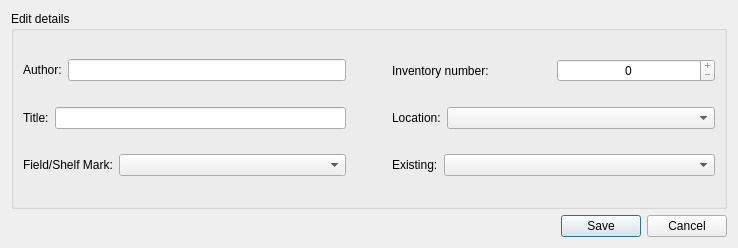
Above: edit.ui from pyphil/schoolLibrarian before the change. Below: the same form after it.
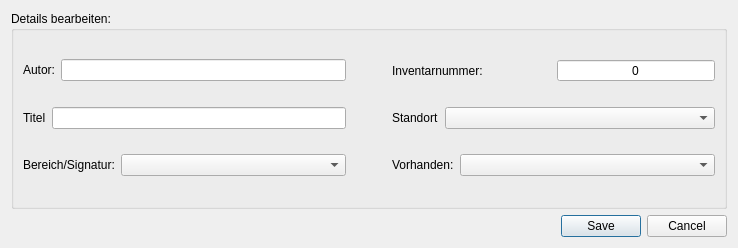
That is the form after the change. Icons and pictures are not drawn.

Commit message: Übersetzung auf Deutsch, Spinbox ohne +-, Menü entfernt

Diff of the .ui file:
```diff
--- a/edit.ui
+++ b/edit.ui
@@ -24,7 +24,7 @@
    <item row="0" column="0">
     <widget class="QGroupBox" name="groupBox_2">
      <property name="title">
-      <string>Edit details</string>
+      <string>Details bearbeiten:</string>
      </property>
      <layout class="QGridLayout" name="gridLayout_10">
       <item row="2" column="2">
@@ -42,7 +42,7 @@
         <item row="0" column="0">
          <widget class="QLabel" name="label">
           <property name="text">
-           <string>Existing:</string>
+           <string>Vorhanden:</string>
           </property>
          </widget>
         </item>
@@ -53,7 +53,7 @@
         <item row="0" column="0">
          <widget class="QLabel" name="label_7">
           <property name="text">
-           <string>Inventory number:</string>
+           <string>Inventarnummer:</string>
           </property>
          </widget>
         </item>
@@ -69,7 +69,7 @@
            <bool>true</bool>
           </property>
           <property name="buttonSymbols">
-           <enum>QAbstractSpinBox::PlusMinus</enum>
+           <enum>QAbstractSpinBox::NoButtons</enum>
           </property>
           <property name="maximum">
            <number>99999</number>
@@ -86,7 +86,7 @@
         <item row="0" column="0">
          <widget class="QLabel" name="label_2">
           <property name="text">
-           <string>Title:</string>
+           <string>Titel</string>
           </property>
          </widget>
         </item>
@@ -100,7 +100,7 @@
         <item row="0" column="1">
          <widget class="QLabel" name="label_3">
           <property name="text">
-           <string>Author:</string>
+           <string>Autor:</string>
           </property>
          </widget>
         </item>
@@ -111,7 +111,7 @@
         <item row="0" column="0">
          <widget class="QLabel" name="label_6">
           <property name="text">
-           <string>Location:</string>
+           <string>Standort</string>
           </property>
          </widget>
         </item>
@@ -142,7 +142,7 @@
         <item row="0" column="0">
          <widget class="QLabel" name="label_4">
           <property name="text">
-           <string>Field/Shelf Mark:</string>
+           <string>Bereich/Signatur:</string>
           </property>
          </widget>
         </item>
```
The commit also changes 4 other files.
